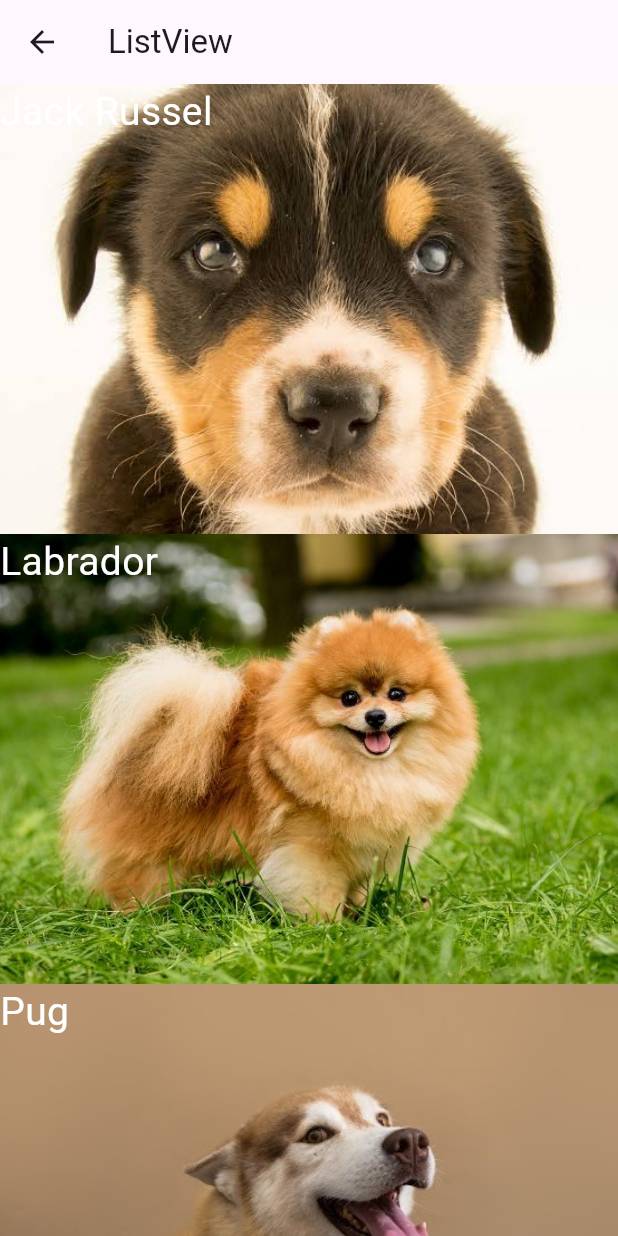
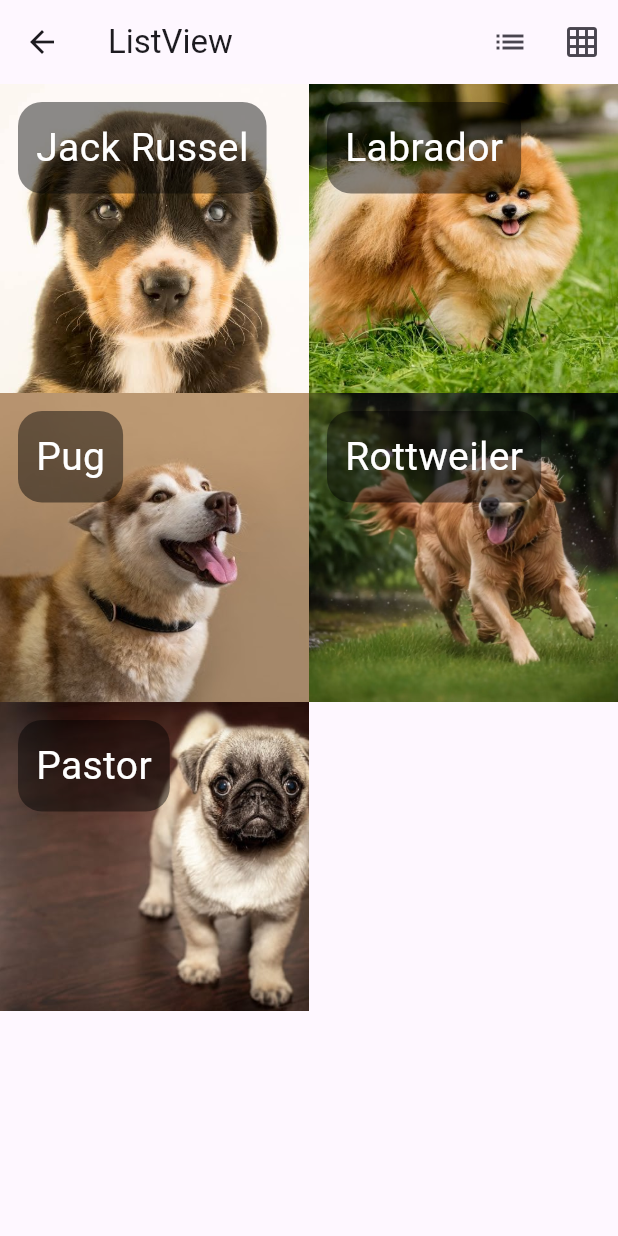
Before and after one commit to Miel230/curso-flutter, a Flutter app: the HelloListView screen opened directly, on a phone screen of 412 x 824 dp. Run offline on Flutter 3.47's test engine with Material 3 defaults, Android fonts, the phone set to English and light mode, and no system bars.

Commit message:
adicionando o resto

```diff
--- a/lib/pages/hello_listview.dart
+++ b/lib/pages/hello_listview.dart
@@ -13,7 +13,14 @@ class HelloListView extends StatelessWidget {
     return Scaffold(
       appBar: AppBar(
         title: Text("ListView"),
-      ),
+          actions: <Widget>[
+      IconButton(icon: Icon(Icons.list),onPressed: () {
+      print("Lista");
+    },),
+    IconButton(icon: Icon(Icons.grid_on),onPressed: () {
+    print("Grid");
+    },)
+      ]),
       body: _body(),
     );
   }
@@ -27,9 +34,9 @@ class HelloListView extends StatelessWidget {
       Dog("Pastor", "assets/images/dog5.png"),
     ];
 
-    return ListView.builder(
+    return GridView.builder(
+      gridDelegate: SliverGridDelegateWithFixedCrossAxisCount(crossAxisCount: 2),
       itemCount: dogs.length,
-      itemExtent: 300,
       itemBuilder: (BuildContext context, int index) {
         Dog dog = dogs[index];
 
@@ -37,11 +44,19 @@ class HelloListView extends StatelessWidget {
           fit: StackFit.expand,
           children: <Widget>[
             _img(dog.foto),
-            Container(
+            Align(
               alignment: Alignment.topLeft,
-              child: Text(
-                dog.nome,
-                style: TextStyle(fontSize: 26, color: Colors.white),
+              child: Container(
+                margin: EdgeInsets.all(12),
+                padding: EdgeInsets.all(12),
+                decoration: BoxDecoration(
+                  color: Colors.black45,
+                  borderRadius: BorderRadius.circular(16)
+                ) ,
+                child: Text(
+                  dog.nome,
+                  style: TextStyle(fontSize: 26, color: Colors.white),
+                ),
               ),
             ),
           ],
```
